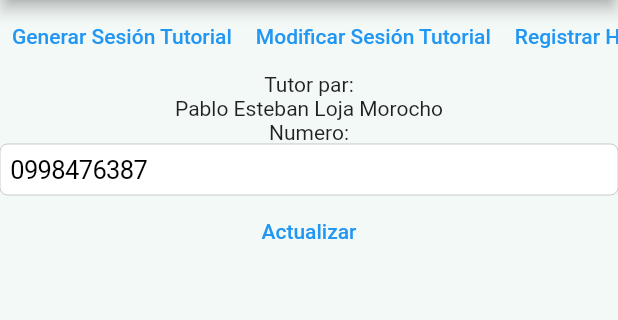
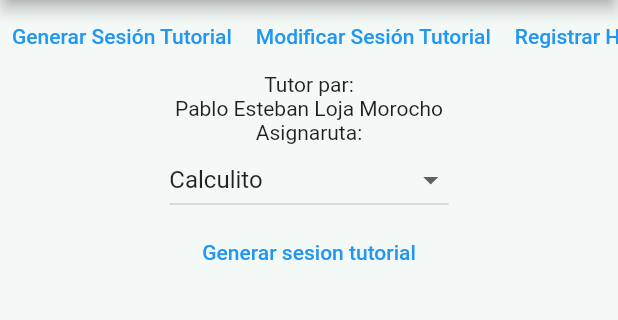
Before and after one commit to John-Macao/Tutoria-entre-pares, a Flutter app: the TutorModificarTelefono screen opened by its route, after a tap on "Generar Sesión Tutorial", on a phone screen of 412 x 824 dp, the part 84-404 px from its top. Run offline on Flutter 3.47's test engine with Material 2 defaults, Android fonts, the phone set to English and light mode, and no system bars; our stand-ins replace fluro, get, get_it, url_strategy; missing offline and left inert: dart:html; statements that could not run were skipped.

Commit message:
Pagina generar sesion tutorial
Se genera la primera versión sin css de la pagina para generar una sesión tutorial

```diff
--- a/frontend/lib/Controlador/Tutor/tutor_modificar_telefono_controller.dart
+++ b/frontend/lib/Controlador/Tutor/tutor_modificar_telefono_controller.dart
@@ -18,7 +18,4 @@ class TutorModificarTelefonoController extends GetxController{
     print('Se manda a guardadr este numero: ' + numero.text);
   }
 
-
-
-
 }
--- a/frontend/lib/Controlador/routes/router.dart
+++ b/frontend/lib/Controlador/routes/router.dart
@@ -1,5 +1,6 @@
 import 'package:fluro/fluro.dart';
 import 'package:flutter/material.dart';
+import 'package:frontend/Vista/Tutor/tutor_generar_sesion.dart';
 import 'package:frontend/Vista/Tutor/tutor_generar_tutoria.dart';
 import 'package:frontend/Vista/Tutor/tutor_inicio.dart';
 import 'package:frontend/Vista/Tutor/tutor_modificar_telefono.dart';
@@ -34,12 +35,19 @@ class RoutePagina {
     }
   );
 
+  static Handler _tutorGenerarSesion = Handler(
+    handlerFunc: (BuildContext? context, Map<String, dynamic> params){
+      return TutorGenerarSesion();
+    }
+  );
+
 
 
   static void configureRoutes() {
     router.define('/tutor-par-inicio', handler: _tutorInicioHandler);
     router.define('/tutor-generar-tutoria', handler: _tutorGenerarTutoria);
     router.define('/tutor-modificar-telefono', handler: _tutorModificarTelefono);
+    router.define('/tutor-generar-sesion', handler: _tutorGenerarSesion);
       router.notFoundHandler = _emptyHandler;
   }
 }
--- /dev/null
+++ b/frontend/lib/Vista/Tutor/tutor_generar_sesion.dart
@@ -0,0 +1,69 @@
+import 'package:flutter/material.dart';
+import 'package:frontend/Controlador/Tutor/tutor_generar_sesion_controller.dart';
+import 'package:frontend/Vista/Tutor/tutor_menu.dart';
+import 'package:get/get.dart';
+
+class TutorGenerarSesion extends StatelessWidget{
+  @override
+  Widget build(BuildContext context){
+    return Scaffold(
+      appBar: AppBar(
+        title: Text('Tutor Par Inicio'),
+      ),
+      body: SingleChildScrollView(
+        child: Center(
+          child: Column(
+            mainAxisAlignment: MainAxisAlignment.center,
+            children: [
+              TutorMenu(),
+              formularioGenerarSesion(),
+            ],
+          ),
+        ),
+      ),
+    );
+  }
+}
+
+
+class formularioGenerarSesion extends StatelessWidget{
+  @override
+  Widget build(BuildContext context){
+    return GetBuilder<TutorGenerarSesionController>(
+      init: TutorGenerarSesionController(),
+      builder: (_){
+        return Form(
+          child: Column(
+            children: [
+              Text('Tutor par:'),
+              Text(_.nombre),
+              Text('Asignaruta:'),
+              Obx(() =>
+                DropdownButton<String>(
+                hint: Text('Seleccionar asignatura'),
+                value: _.asignatura.value,
+                onChanged: (String? seleccionado){
+                  _.asignatura.value = seleccionado!;
+                },
+                items: _.listAsignatura
+                      .map<DropdownMenuItem<String>>((String value) {
+                        return DropdownMenuItem<String>(
+                          value: value,
+                          child: Text(value),
+                        );
+                      }).toList(),
+                ),
+              ),
+              TextButton(
+                onPressed: (){
+                  _.generarSesion();
+                },
+                child: Text('Generar sesion tutorial')
+              ),
+            ],
+          )
+        );
+      }
+    );
+  }
+}
--- a/frontend/lib/Vista/Tutor/tutor_menu.dart
+++ b/frontend/lib/Vista/Tutor/tutor_menu.dart
@@ -10,7 +10,7 @@ class TutorMenu extends StatelessWidget{
       child: Row(
         children: [
           TextButton(onPressed: (){
-              //Navigator.pushNamed(context, '/generar-sesion-tutorial');
+              Navigator.pushNamed(context, '/tutor-generar-sesion');
             },
             child: Text('Generar Sesión Tutorial')
           ),
--- a/frontend/lib/Vista/Tutor/tutor_modificar_telefono.dart
+++ b/frontend/lib/Vista/Tutor/tutor_modificar_telefono.dart
@@ -17,7 +17,7 @@ class TutorModificarTelefono extends StatelessWidget{
             mainAxisAlignment: MainAxisAlignment.center,
             children: [
               TutorMenu(),
-              formulario(),
+              formularioTelefono(),
             ],
           ),
         ),
@@ -27,7 +27,7 @@ class TutorModificarTelefono extends StatelessWidget{
 }
 
 
-class formulario extends StatelessWidget{
+class formularioTelefono extends StatelessWidget{
   @override
   Widget build(BuildContext context){
     return GetBuilder<TutorModificarTelefonoController>(
```
Also changed, not shown: frontend/lib/Controlador/Tutor/tutor_generar_sesion_controller.dart (added, +35 -0 lines).
